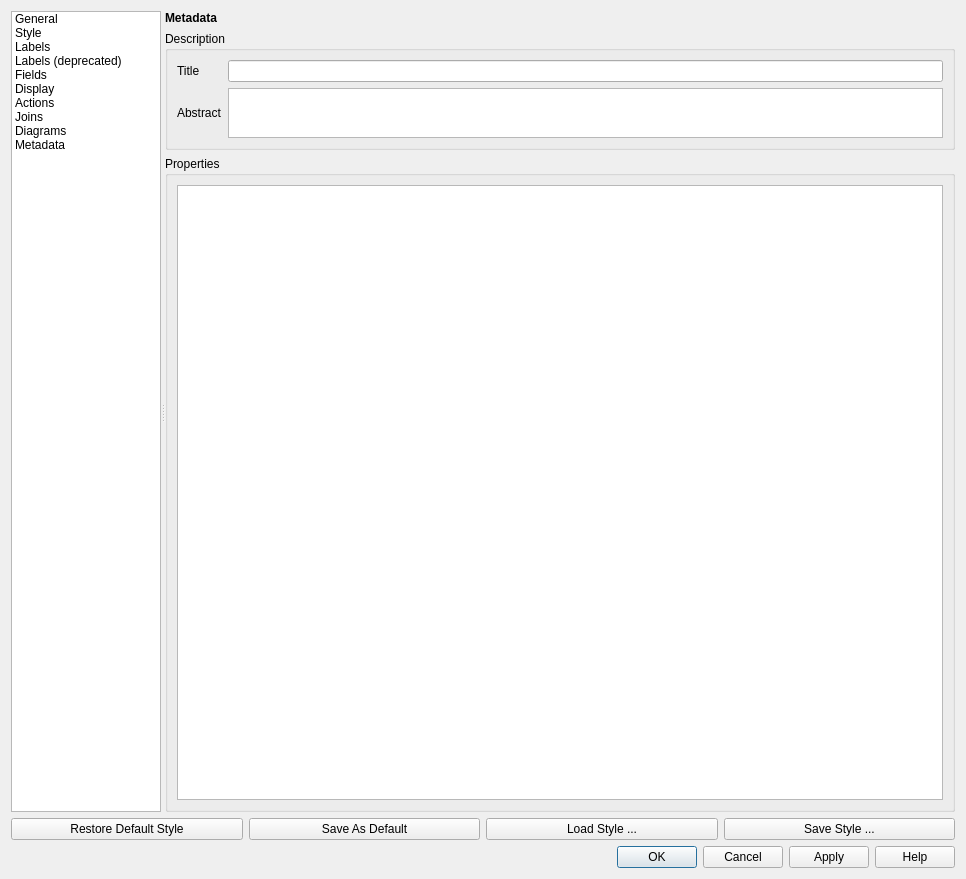
This is src/ui/qgsvectorlayerpropertiesbase.ui in carsmie/QGIS as Qt 5 draws it before an edit. The edited form follows.
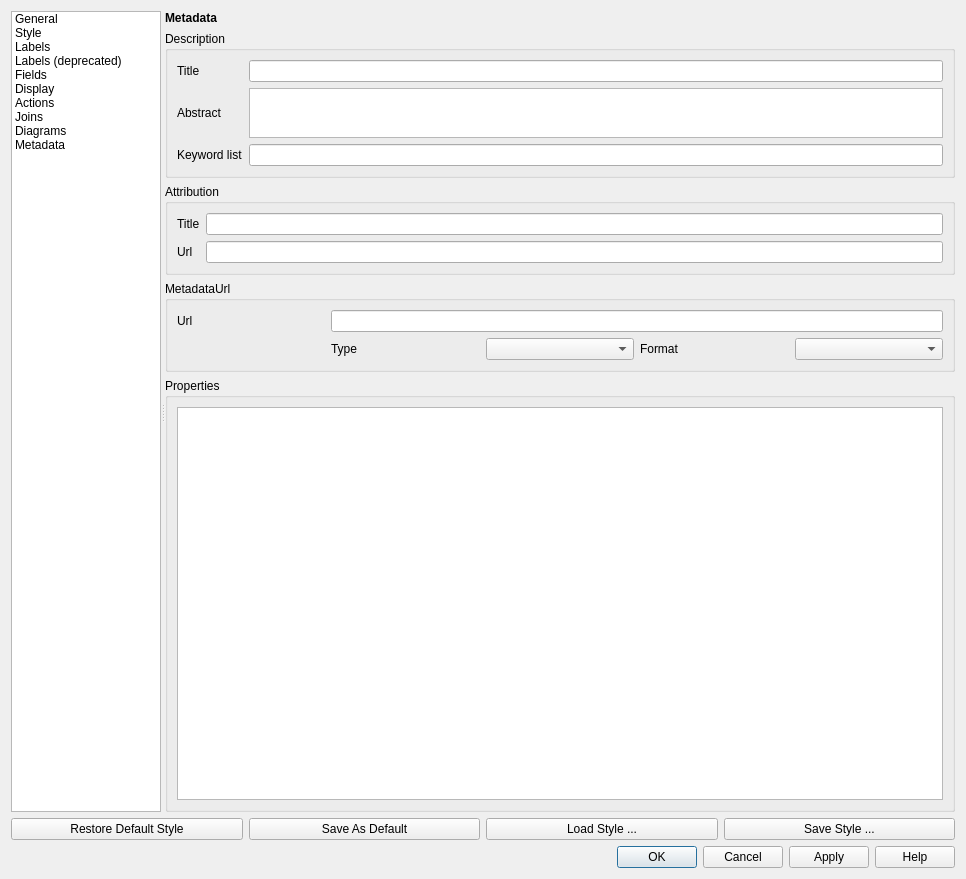
This is the edited form. The open tabs and pages were chosen to show the change. Icons and pictures are not drawn. Custom widgets are drawn as their Qt base class.

Commit message:
Add metadata information for layers
To complete the metadata tab and ilayer information, we add keywordlist,
metadata url and attribution information.
The user can add keywords to his layers, store a metadata url with type
and format and attribution title and url.
These data are reused by QGIS-Sever in the WMS GetCapabilities request.
This capability is sponsored by ifremer.

Patch:
```diff
--- a/src/ui/qgsvectorlayerpropertiesbase.ui
+++ b/src/ui/qgsvectorlayerpropertiesbase.ui
@@ -1333,6 +1333,23 @@
                   <string notr="true">vectormeta</string>
                  </property>
                  <layout class="QGridLayout" name="gridLayout_5">
+                  <item row="1" column="0">
+                   <widget class="QLabel" name="mLayerTitleLabel">
+                    <property name="text">
+                     <string>Title</string>
+                    </property>
+                   </widget>
+                  </item>
+                  <item row="1" column="1">
+                   <widget class="QLineEdit" name="mLayerTitleLineEdit"/>
+                  </item>
+                  <item row="3" column="0">
+                   <widget class="QLabel" name="mLayerAbstractLabel">
+                    <property name="text">
+                     <string>Abstract</string>
+                    </property>
+                   </widget>
+                  </item>
                   <item row="3" column="1">
                    <widget class="QTextEdit" name="mLayerAbstractTextEdit">
                     <property name="sizePolicy">
@@ -1349,21 +1366,120 @@
                     </property>
                    </widget>
                   </item>
-                  <item row="1" column="1">
-                   <widget class="QLineEdit" name="mLayerTitleLineEdit"/>
+                  <item row="5" column="0">
+                   <widget class="QLabel" name="mLayerKeywordListLabel">
+                    <property name="text">
+                     <string>Keyword list</string>
+                    </property>
+                   </widget>
                   </item>
-                  <item row="1" column="0">
-                   <widget class="QLabel" name="mLayerTitleLabel">
+                  <item row="5" column="1">
+                   <widget class="QLineEdit" name="mLayerKeywordListLineEdit"/>
+                  </item>
+                 </layout>
+                </widget>
+               </item>
+               <item>
+                <widget class="QgsCollapsibleGroupBox" name="mMetaAttributionGrpBx">
+                 <property name="title">
+                  <string>Attribution</string>
+                 </property>
+                 <property name="syncGroup" stdset="0">
+                  <string notr="true">vectormeta</string>
+                 </property>
+                 <layout class="QGridLayout" name="gridLayout_7">
+                  <item row="0" column="0">
+                   <widget class="QLabel" name="mLayerAttributionLabel">
                     <property name="text">
                      <string>Title</string>
                     </property>
                    </widget>
                   </item>
-                  <item row="3" column="0">
-                   <widget class="QLabel" name="mLayerAbstractLabel">
+                  <item row="0" column="1">
+                   <widget class="QLineEdit" name="mLayerAttributionLineEdit"/>
+                  </item>
+                  <item row="2" column="0">
+                   <widget class="QLabel" name="mLayerAttributionUrlLabel">
                     <property name="text">
-                     <string>Abstract</string>
+                     <string>Url</string>
                     </property>
+                   </widget>
+                  </item>
+                  <item row="2" column="1">
+                   <widget class="QLineEdit" name="mLayerAttributionUrlLineEdit"/>
+                  </item>
+                 </layout>
+                </widget>
+               </item>
+               <item>
+                <widget class="QgsCollapsibleGroupBox" name="mMetaMetaUrlGrpBx">
+                 <property name="title">
+                  <string>MetadataUrl</string>
+                 </property>
+                 <property name="syncGroup" stdset="0">
+                  <string notr="true">vectormeta</string>
+                 </property>
+                 <layout class="QGridLayout" name="gridLayout_9">
+                  <item row="0" column="0">
+                   <widget class="QLabel" name="mLayerMetadataUrlLabel">
+                    <property name="text">
+                     <string>Url</string>
+                    </property>
+                   </widget>
+                  </item>
+                  <item row="0" column="1" colspan="4">
+                   <widget class="QLineEdit" name="mLayerMetadataUrlLineEdit"/>
+                  </item>
+                  <item row="1" column="1">
+                   <widget class="QLabel" name="mLayerMetadataUrlTypeLabel">
+                    <property name="text">
+                     <string>Type</string>
+                    </property>
+                   </widget>
+                  </item>
+                  <item row="1" column="2">
+                   <widget class="QComboBox" name="mLayerMetadataUrlTypeComboBox">
+                    <item>
+                     <property name="text">
+                      <string notr="true"></string>
+                     </property>
+                    </item>
+                    <item>
+                     <property name="text">
+                      <string notr="true" extracomment="FGDC-STD-001-1988">FGDC</string>
+                     </property>
+                    </item>
+                    <item>
+                     <property name="text">
+                      <string notr="true" extracomment="ISO 19115">TC211</string>
+                     </property>
+                    </item>
+                   </widget>
+                  </item>
+                  <item row="1" column="3">
+                   <widget class="QLabel" name="mLayerMetadataUrlFormatLabel">
+                    <property name="text">
+                     <string>Format</string>
+                    </property>
+                   </widget>
+                  </item>
+                  <item row="1" column="4">
+                   <widget class="QComboBox" name="mLayerMetadataUrlFormatComboBox">
+                    <item>
+                     <property name="text">
+                      <string notr="true"></string>
+                     </property>
+                    </item>
+                    <item>
+                     <property name="text">
+                       <string notr="true">text/plain</string>
+                     </property>
+                    </item>
+                    <item>
+                     <property name="text">
+                       <string notr="true">text/xml</string>
+                     </property>
+                    </item>
                    </widget>
                   </item>
                  </layout>
```
The commit also changes 7 other files.
